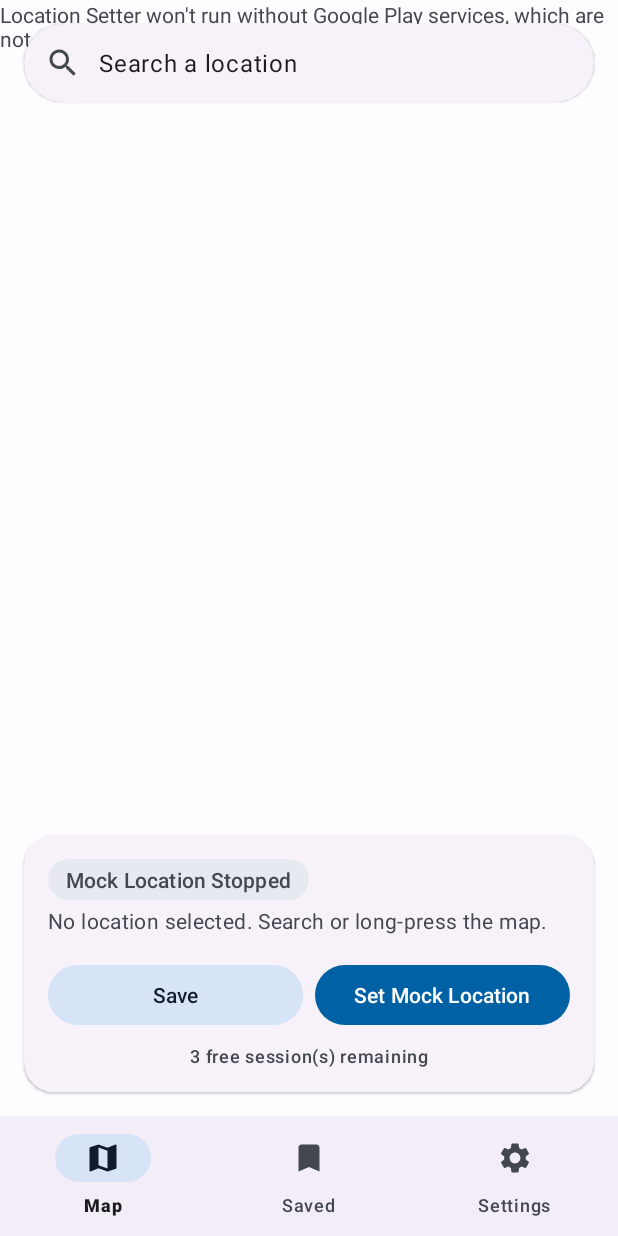
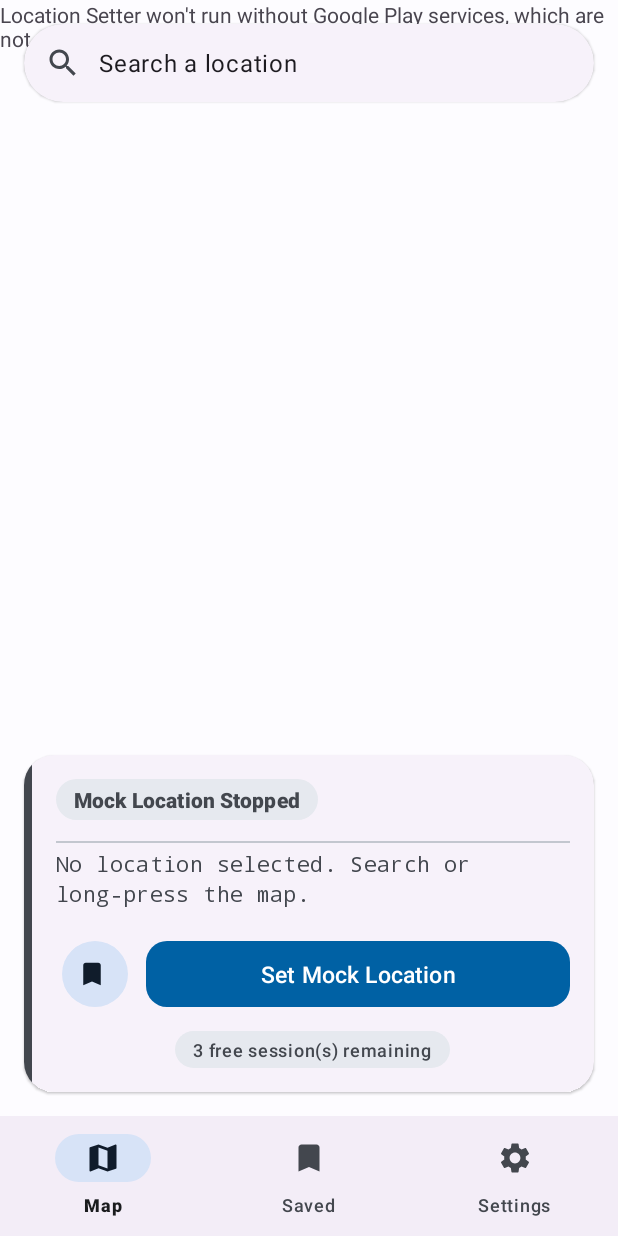
Before and after one commit to theravigandhi/location-setter, an Android app: the screen it shows after launch (MainActivity), on a phone screen of 412 x 824 dp. Run offline under Robolectric (Android 15) with nearby library versions, the phone set to English and light mode, and no system bars; our stand-ins replace Room's generated code, navigation-ui; 2 statements that could not run were skipped.

Commit message:
Harden search launch path, redesign status card, add attribution
Search crash: the previous fix only covered the result-handling path,
but the crash was confirmed to happen immediately on tapping search -
i.e. before that code ever runs. Wrapped Places.initialize() and the
Autocomplete intent build/launch in try/catch, and instead of a generic
toast, surface the actual exception message so a future failure is
self-diagnosing rather than another guessing round. Added a README
callout about the classic "Places API" needing separate enablement
from "Places API (New)", the most common real-world cause of this
exact symptom.

Status card redesign: colored left accent bar (green when running,
neutral when stopped), a divider separating status from location info,
bold address / monospace coordinates for clearer hierarchy, Save
demoted to a compact icon button so Set Mock Location reads as the
primary action, and that button itself switches from primary-filled
(idle) to error-toned (running) - the standard start/stop color
convention - instead of only the small status chip changing color.

Added "Developed by Gandhi Groups" to the Settings footer.

Co-Authored-By: Claude Sonnet 5 <noreply@anthropic.com>

```diff
--- a/app/src/main/java/com/locationsetter/app/ui/map/MapFragment.kt
+++ b/app/src/main/java/com/locationsetter/app/ui/map/MapFragment.kt
@@ -3,6 +3,7 @@ package com.locationsetter.app.ui.map
 import android.animation.ObjectAnimator
 import android.animation.ValueAnimator
 import android.content.Intent
+import android.content.res.ColorStateList
 import android.location.Geocoder
 import android.os.Bundle
 import android.text.InputType
@@ -32,6 +33,7 @@ import com.google.android.libraries.places.api.Places
 import com.google.android.libraries.places.api.model.Place
 import com.google.android.libraries.places.widget.Autocomplete
 import com.google.android.libraries.places.widget.model.AutocompleteActivityMode
+import com.google.android.material.color.MaterialColors
 import com.locationsetter.app.LocationSetterApp
 import com.locationsetter.app.R
 import com.locationsetter.app.databinding.FragmentMapBinding
@@ -95,9 +97,7 @@ class MapFragment : Fragment(), OnMapReadyCallback {
     override fun onViewCreated(view: View, savedInstanceState: Bundle?) {
         super.onViewCreated(view, savedInstanceState)
 
-        if (!Places.isInitialized()) {
-            Places.initialize(requireContext().applicationContext, com.locationsetter.app.BuildConfig.MAPS_API_KEY)
-        }
+        initializePlacesIfNeeded()
         fusedLocationClient = LocationServices.getFusedLocationProviderClient(requireContext())
 
         val mapFragment = childFragmentManager.findFragmentById(R.id.map) as SupportMapFragment
@@ -225,7 +225,14 @@ class MapFragment : Fragment(), OnMapReadyCallback {
             binding.statusChip.text = getString(R.string.status_running)
             binding.statusChip.setBackgroundResource(R.drawable.bg_status_chip_running)
             binding.statusChip.setTextColor(ContextCompat.getColor(requireContext(), R.color.status_running_fg))
+            binding.statusAccentBar.setBackgroundColor(ContextCompat.getColor(requireContext(), R.color.status_running_fg))
             binding.setMockLocationButton.text = getString(R.string.action_stop_mock_location)
+            binding.setMockLocationButton.backgroundTintList = ColorStateList.valueOf(
+                MaterialColors.getColor(binding.setMockLocationButton, com.google.android.material.R.attr.colorError)
+            )
+            binding.setMockLocationButton.setTextColor(
+                MaterialColors.getColor(binding.setMockLocationButton, com.google.android.material.R.attr.colorOnError)
+            )
             val time = SimpleDateFormat("HH:mm:ss", Locale.getDefault()).format(status.lastUpdateMillis)
             binding.lastUpdateText.text = getString(R.string.last_update_format, time)
             binding.lastUpdateText.visibility = View.VISIBLE
@@ -234,7 +241,14 @@ class MapFragment : Fragment(), OnMapReadyCallback {
             binding.statusChip.text = getString(R.string.status_stopped)
             binding.statusChip.setBackgroundResource(R.drawable.bg_status_chip_stopped)
             binding.statusChip.setTextColor(ContextCompat.getColor(requireContext(), R.color.status_stopped_fg))
+            binding.statusAccentBar.setBackgroundColor(ContextCompat.getColor(requireContext(), R.color.status_stopped_fg))
             binding.setMockLocationButton.text = getString(R.string.action_set_mock_location)
+            binding.setMockLocationButton.backgroundTintList = ColorStateList.valueOf(
+                MaterialColors.getColor(binding.setMockLocationButton, com.google.android.material.R.attr.colorPrimary)
+            )
+            binding.setMockLocationButton.setTextColor(
+                MaterialColors.getColor(binding.setMockLocationButton, com.google.android.material.R.attr.colorOnPrimary)
+            )
             binding.lastUpdateText.visibility = View.GONE
             stopStatusPulse()
         }
@@ -255,11 +269,31 @@ class MapFragment : Fragment(), OnMapReadyCallback {
         binding.statusChip.alpha = 1f
     }
 
+    private fun initializePlacesIfNeeded() {
+        if (Places.isInitialized()) return
+        try {
+            Places.initialize(requireContext().applicationContext, com.locationsetter.app.BuildConfig.MAPS_API_KEY)
+        } catch (e: Exception) {
+            android.util.Log.e(TAG, "Places.initialize failed", e)
+        }
+    }
+
     private fun launchAutocomplete() {
-        val fields = listOf(Place.Field.ID, Place.Field.NAME, Place.Field.LAT_LNG)
-        val intent = Autocomplete.IntentBuilder(AutocompleteActivityMode.OVERLAY, fields)
-            .build(requireContext())
-        autocompleteLauncher.launch(intent)
+        try {
+            if (!Places.isInitialized()) {
+                Toast.makeText(requireContext(), R.string.search_unavailable, Toast.LENGTH_LONG).show()
+                return
+            }
+            val fields = listOf(Place.Field.ID, Place.Field.NAME, Place.Field.LAT_LNG)
+            val intent = Autocomplete.IntentBuilder(AutocompleteActivityMode.OVERLAY, fields)
+                .build(requireContext())
+            autocompleteLauncher.launch(intent)
+        } catch (e: Exception) {
+            android.util.Log.e(TAG, "launchAutocomplete failed", e)
+            val message = e.message?.let { getString(R.string.search_launch_failed_with_reason, it) }
+                ?: getString(R.string.search_failed)
+            Toast.makeText(requireContext(), message, Toast.LENGTH_LONG).show()
+        }
     }
 
     private fun onLocationChosen(latitude: Double, longitude: Double, label: String?) {
@@ -383,4 +417,8 @@ class MapFragment : Fragment(), OnMapReadyCallback {
         super.onDestroyView()
         _binding = null
     }
+
+    companion object {
+        private const val TAG = "MapFragment"
+    }
 }
--- a/app/src/main/res/layout/fragment_map.xml
+++ b/app/src/main/res/layout/fragment_map.xml
@@ -113,6 +113,19 @@
         <LinearLayout
             android:layout_width="match_parent"
             android:layout_height="wrap_content"
+            android:orientation="horizontal">
+
+            <!-- Colored accent strip: reflects running/stopped state at a glance -->
+            <View
+                android:id="@+id/status_accent_bar"
+                android:layout_width="5dp"
+                android:layout_height="match_parent"
+                android:background="@color/status_stopped_fg" />
+
+            <LinearLayout
+                android:layout_width="0dp"
+                android:layout_height="wrap_content"
+                android:layout_weight="1"
                 android:orientation="vertical"
                 android:padding="16dp">
 
@@ -130,7 +143,8 @@
                         android:paddingHorizontal="12dp"
                         android:paddingVertical="4dp"
                         android:text="@string/status_stopped"
-                    android:textAppearance="?attr/textAppearanceLabelLarge" />
+                        android:textAppearance="?attr/textAppearanceLabelLarge"
+                        android:textStyle="bold" />
 
                     <View
                         android:layout_width="0dp"
@@ -146,14 +160,21 @@
                         tools:text="Updated 12:00:00" />
                 </LinearLayout>
 
+                <View
+                    android:layout_width="match_parent"
+                    android:layout_height="1dp"
+                    android:layout_marginTop="14dp"
+                    android:background="?attr/colorOutlineVariant" />
+
                 <TextView
                     android:id="@+id/selected_address_text"
                     android:layout_width="match_parent"
                     android:layout_height="wrap_content"
-                android:layout_marginTop="12dp"
+                    android:layout_marginTop="14dp"
                     android:ellipsize="end"
                     android:maxLines="2"
                     android:textAppearance="?attr/textAppearanceTitleMedium"
+                    android:textStyle="bold"
                     android:visibility="gone"
                     tools:text="1600 Amphitheatre Parkway, Mountain View, CA"
                     tools:visibility="visible" />
@@ -163,6 +184,7 @@
                     android:layout_width="match_parent"
                     android:layout_height="wrap_content"
                     android:layout_marginTop="4dp"
+                    android:fontFamily="monospace"
                     android:text="@string/no_location_selected"
                     android:textAppearance="?attr/textAppearanceBodyMedium"
                     android:textColor="?attr/colorOnSurfaceVariant" />
@@ -170,38 +192,47 @@
                 <LinearLayout
                     android:layout_width="match_parent"
                     android:layout_height="wrap_content"
-                android:layout_marginTop="16dp"
+                    android:layout_marginTop="18dp"
+                    android:gravity="center_vertical"
                     android:orientation="horizontal">
 
                     <com.google.android.material.button.MaterialButton
                         android:id="@+id/save_button"
-                    style="@style/Widget.Material3.Button.TonalButton"
-                    android:layout_width="0dp"
-                    android:layout_height="wrap_content"
+                        style="@style/Widget.Material3.Button.IconButton"
+                        android:layout_width="52dp"
+                        android:layout_height="52dp"
                         android:layout_marginEnd="8dp"
-                    android:layout_weight="1"
-                    android:text="@string/action_save_location" />
+                        android:contentDescription="@string/action_save_location"
+                        app:backgroundTint="@color/md_secondary_container"
+                        app:icon="@drawable/ic_saved"
+                        app:iconTint="@color/md_on_secondary_container" />
 
                     <com.google.android.material.button.MaterialButton
                         android:id="@+id/set_mock_location_button"
                         android:layout_width="0dp"
-                    android:layout_height="wrap_content"
+                        android:layout_height="52dp"
                         android:layout_weight="1"
-                    android:text="@string/action_set_mock_location" />
+                        android:text="@string/action_set_mock_location"
+                        android:textSize="15sp"
+                        app:cornerRadius="14dp" />
                 </LinearLayout>
 
                 <TextView
                     android:id="@+id/trial_info_text"
-                android:layout_width="match_parent"
+                    android:layout_width="wrap_content"
                     android:layout_height="wrap_content"
-                android:layout_marginTop="8dp"
-                android:gravity="center"
+                    android:layout_gravity="center_horizontal"
+                    android:layout_marginTop="12dp"
+                    android:background="@drawable/bg_status_chip_stopped"
+                    android:paddingHorizontal="12dp"
+                    android:paddingVertical="4dp"
                     android:textAppearance="?attr/textAppearanceLabelMedium"
                     android:textColor="?attr/colorOnSurfaceVariant"
                     android:visibility="gone"
                     tools:text="2 free session(s) remaining"
                     tools:visibility="visible" />
             </LinearLayout>
+        </LinearLayout>
     </com.google.android.material.card.MaterialCardView>
 
 </androidx.constraintlayout.widget.ConstraintLayout>
--- a/app/src/main/res/values/strings.xml
+++ b/app/src/main/res/values/strings.xml
@@ -23,6 +23,8 @@
     <string name="location_saved">Location saved</string>
     <string name="select_location_first">Search or long-press the map to pick a location first</string>
     <string name="search_failed">Search didn\'t return a location — try again</string>
+    <string name="search_unavailable">Search isn\'t available right now — try again in a moment</string>
+    <string name="search_launch_failed_with_reason">Couldn\'t open search: %1$s</string>
     <string name="no_browser_available">No browser app found to open checkout</string>
     <string name="setup_banner_text">Device isn\'t configured for mock locations yet</string>
     <string name="setup_banner_action">Fix now</string>
@@ -40,6 +42,7 @@
 
     <!-- Settings -->
     <string name="app_version_format">Version %1$s</string>
+    <string name="developed_by">Developed by Gandhi Groups</string>
     <string name="open_developer_options">Open Developer Options</string>
     <string name="open_app_settings">Open App Settings</string>
 
```
Also changed, not shown: app/src/main/res/layout/fragment_settings.xml (+13 -1 lines), 1 other file. Lines whose indentation alone changed are shown as unchanged.
